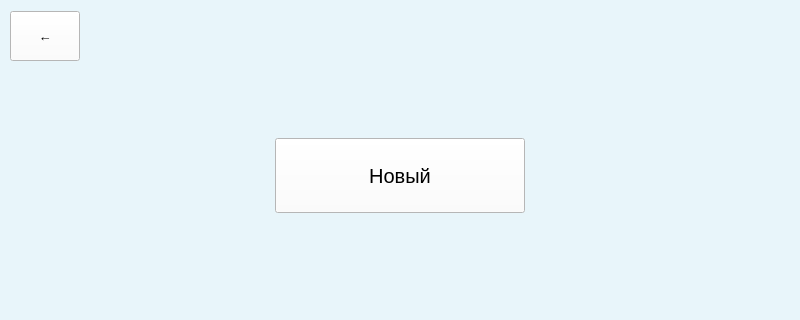
Old version of the form qt/add_s.ui in the repository andrei-229/valanter_app; both pictures show x 0 to 800 and y 0 to 320 of the 800 by 600 pixel window.
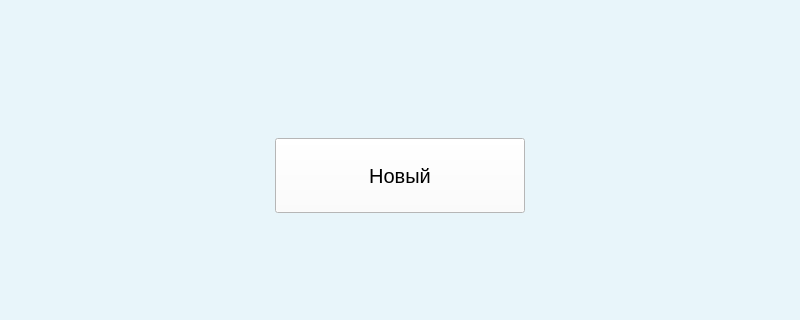
New version of the form.

Patch:
```diff
--- a/qt/add_s.ui
+++ b/qt/add_s.ui
@@ -116,14 +116,18 @@
         </font>
        </property>
        <property name="cursor">
-        <cursorShape>CrossCursor</cursorShape>
+        <cursorShape>ArrowCursor</cursorShape>
        </property>
        <property name="mouseTracking">
         <bool>true</bool>
        </property>
        <property name="styleSheet">
-        <string notr="true">background-color: rgb(255, 255, 255);
-alternate-background-color: rgb(242, 255, 235);</string>
+        <string notr="true">from_baze_btn {
+  background-color: rgb(255, 255, 255);
+}
+from_baxe_bth:hover{
+  background-color: rgb(242, 255, 235);
+}</string>
        </property>
        <property name="text">
         <string>Из базы</string>
@@ -132,61 +136,6 @@
      </item>
     </layout>
    </widget>
-   <widget class="QWidget" name="layoutWidget">
-    <property name="geometry">
-     <rect>
-      <x>10</x>
-      <y>10</y>
-      <width>781</width>
-      <height>52</height>
-     </rect>
-    </property>
-    <layout class="QGridLayout" name="gridLayout_4">
-     <item row="0" column="0">
-      <widget class="QPushButton" name="back_but">
-       <property name="minimumSize">
-        <size>
-         <width>70</width>
-         <height>50</height>
-        </size>
-       </property>
-       <property name="maximumSize">
-        <size>
-         <width>70</width>
-         <height>50</height>
-        </size>
-       </property>
-       <property name="font">
-        <font>
-         <pointsize>10</pointsize>
-        </font>
-       </property>
-       <property name="mouseTracking">
-        <bool>true</bool>
-       </property>
-       <property name="styleSheet">
-        <string notr="true">background-color: rgb(255, 255, 255);</string>
-       </property>
-       <property name="text">
-        <string>←</string>
-       </property>
-      </widget>
-     </item>
-     <item row="0" column="1">
-      <spacer name="horizontalSpacer">
-       <property name="orientation">
-        <enum>Qt::Horizontal</enum>
-       </property>
-       <property name="sizeHint" stdset="0">
-        <size>
-         <width>40</width>
-         <height>20</height>
-        </size>
-       </property>
-      </spacer>
-     </item>
-    </layout>
-   </widget>
   </widget>
   <widget class="QMenuBar" name="menubar">
    <property name="geometry">
```
